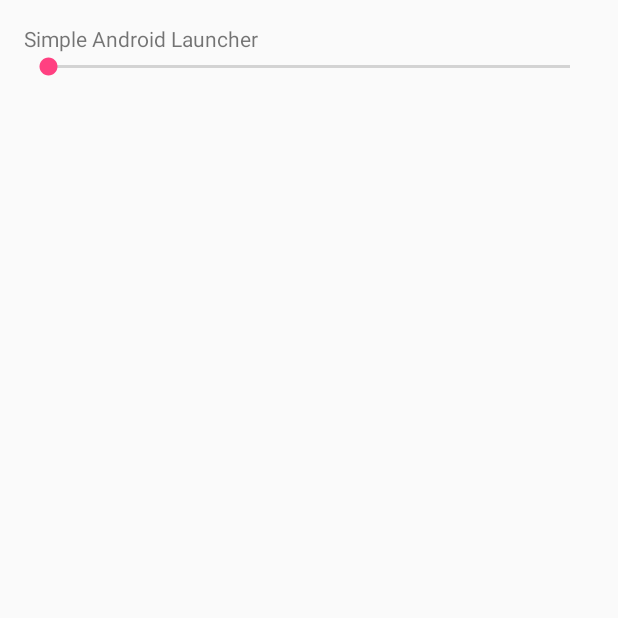
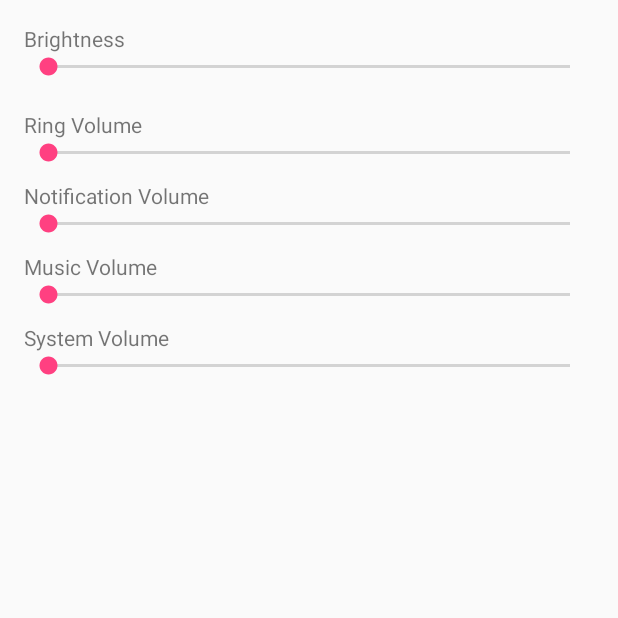
Before and after one commit to jastpower884/simple-android-launcher, an Android app: the screen it shows after launch (SettingActivity), after a tap on "Setting", on a phone screen of 412 x 824 dp, the top half of it. Run offline under Robolectric (Android 15) with nearby library versions, the phone set to English and light mode, and no system bars.

Commit message:
* add the volume controller

```diff
--- a/SimpleAndroidLauncher/app/src/main/java/org/jast/simpleandroidlauncher/SettingActivity.java
+++ b/SimpleAndroidLauncher/app/src/main/java/org/jast/simpleandroidlauncher/SettingActivity.java
@@ -1,63 +1,112 @@
 package org.jast.simpleandroidlauncher;
 
+import android.content.Context;
+import android.database.ContentObserver;
+import android.media.AudioManager;
+import android.os.Handler;
 import android.provider.Settings;
 import android.support.v7.app.AppCompatActivity;
 import android.os.Bundle;
-import android.util.Log;
 import android.view.WindowManager;
 import android.widget.SeekBar;
 
-public class SettingActivity extends AppCompatActivity {
+public class SettingActivity extends AppCompatActivity implements SettingsContentObserver.SettingChanger {
 
     protected SeekBar mSeekBarBrightness;
+    protected SeekBar mSeekBarRingVolume;
+    protected SeekBar mSeekBarNotificationVolume;
+    protected SeekBar mSeekBarMusicVolume;
+    protected SeekBar mSeekBarSystemVolume;
 
+
+    protected Handler mHandler = new Handler();
+
+    WindowManager.LayoutParams layoutParams;
+    AudioManager audioManager;
+
+    SettingsContentObserver mSettingsContentObserver;
 
     @Override
     protected void onCreate(Bundle savedInstanceState) {
         super.onCreate(savedInstanceState);
         setContentView(R.layout.activity_setting);
 
+        initMember();
         initViewAndViewEvent();
         setScreenBrightnessToModeManual();
 
 
     }
 
+    private void initMember() {
+        layoutParams = getWindow().getAttributes();
+        audioManager = (AudioManager) getSystemService(Context.AUDIO_SERVICE);
+        mSettingsContentObserver = new SettingsContentObserver(this, mHandler, this);
+
+        // register to listen volume change
+        getApplicationContext().getContentResolver().registerContentObserver(android.provider.Settings.System.CONTENT_URI, true, mSettingsContentObserver);
+
+    }
 
     private void initViewAndViewEvent() {
 
         mSeekBarBrightness = (SeekBar) findViewById(R.id.seek_bar_brightness);
+        mSeekBarRingVolume = (SeekBar) findViewById(R.id.seek_bar_ring_volume);
+        mSeekBarNotificationVolume = (SeekBar) findViewById(R.id.seek_bar_notification_volume);
+        mSeekBarMusicVolume = (SeekBar) findViewById(R.id.seek_bar_music_volume);
+        mSeekBarSystemVolume = (SeekBar) findViewById(R.id.seek_bar_system_volume);
+
 
         try {
+            // set brightness value
             int brightnessValue = Settings.System.getInt(getContentResolver(), Settings.System.SCREEN_BRIGHTNESS);
-
-
             mSeekBarBrightness.setProgress(brightnessValue * 100 / 255);
-            Log.v("AppLauncher", "brightnessValue:" + brightnessValue);
         } catch (Settings.SettingNotFoundException e) {
             e.printStackTrace();
         }
 
-        mSeekBarBrightness.setOnSeekBarChangeListener(new SeekBar.OnSeekBarChangeListener() {
+        setVolumeOfEachSeekbar();
+
+        mSeekBarBrightness.setOnSeekBarChangeListener(seekBarChangeListener);
+        mSeekBarRingVolume.setOnSeekBarChangeListener(seekBarChangeListener);
+        mSeekBarNotificationVolume.setOnSeekBarChangeListener(seekBarChangeListener);
+        mSeekBarMusicVolume.setOnSeekBarChangeListener(seekBarChangeListener);
+        mSeekBarSystemVolume.setOnSeekBarChangeListener(seekBarChangeListener);
+
+    }
+
+    /**
+     * set screen brightness to manual mode
+     */
+    private void setScreenBrightnessToModeManual() {
+
+        Settings.System.putInt(getContentResolver(), Settings.System.SCREEN_BRIGHTNESS_MODE, Settings.System.SCREEN_BRIGHTNESS_MODE_MANUAL);
+
+    }
+
+    SeekBar.OnSeekBarChangeListener seekBarChangeListener = new SeekBar.OnSeekBarChangeListener() {
         @Override
         public void onProgressChanged(SeekBar seekBar, int progress, boolean fromUser) {
 
-                float newBrightness = progress / 100f;
-                Log.v("AppLauncher", "progress:" + newBrightness);
-
-                if (progress <= 0) {
-                    newBrightness = 0.004f;
+            if (fromUser) {
+                switch (seekBar.getId()) {
+                    case R.id.seek_bar_brightness:
+                        changeBrightness(progress);
+                        break;
+                    case R.id.seek_bar_ring_volume:
+                        changeVolume(progress, AudioManager.STREAM_RING);
+                        break;
+                    case R.id.seek_bar_notification_volume:
+                        changeVolume(progress, AudioManager.STREAM_NOTIFICATION);
+                        break;
+                    case R.id.seek_bar_music_volume:
+                        changeVolume(progress, AudioManager.STREAM_MUSIC);
+                        break;
+                    case R.id.seek_bar_system_volume:
+                        changeVolume(progress, AudioManager.STREAM_SYSTEM);
+                        break;
                 }
-
-                WindowManager.LayoutParams lp = getWindow().getAttributes();
-                // Window setting range : 0.0 - 1.0
-                lp.screenBrightness = newBrightness;
-                getWindow().setAttributes(lp);
-
-
-                // System setting range : 0 - 255
-                Settings.System.putInt(getContentResolver(), Settings.System.SCREEN_BRIGHTNESS, (int) (newBrightness * 255));
-
+            }
 
         }
 
@@ -70,16 +119,69 @@ public class SettingActivity extends AppCompatActivity {
         public void onStopTrackingTouch(SeekBar seekBar) {
 
         }
-        });
+    };
+
+
+    /**
+     * change screen brightness and system brightness
+     */
+    private void changeBrightness(int progress) {
+
+
+        float newBrightness = progress / 100f;
+        if (progress <= 0) {
+            newBrightness = 0.004f;
+        }
+        // set the brightness on this screen
+
+        // Window setting range : 0.0 ~ 1.0
+        layoutParams.screenBrightness = newBrightness;
+        getWindow().setAttributes(layoutParams);
+
+        // set the system brightness
+        // System setting range : 0 ~ 255
+        Settings.System.putInt(getContentResolver(), Settings.System.SCREEN_BRIGHTNESS, (int) (newBrightness * 255));
+
 
     }
 
     /**
-     * 將螢幕亮度設定調整為手動
+     * change volume by mode
      */
-    private void setScreenBrightnessToModeManual() {
+    private void changeVolume(int progress, int mode) {
 
-        Settings.System.putInt(getContentResolver(), Settings.System.SCREEN_BRIGHTNESS_MODE, Settings.System.SCREEN_BRIGHTNESS_MODE_MANUAL);
+
+        int maxRingVolume = audioManager.getStreamMaxVolume(mode);
+        audioManager.setStreamVolume(mode, progress * maxRingVolume / 100, 0);
+
+    }
+
+    private void setVolumeOfEachSeekbar() {
+        // set ring volume
+        int volume = audioManager.getStreamVolume(AudioManager.STREAM_RING);
+        int maxRingVolume = audioManager.getStreamMaxVolume(AudioManager.STREAM_RING);
+        mSeekBarRingVolume.setProgress(volume * 100 / maxRingVolume);
+        // set notification volume
+        volume = audioManager.getStreamVolume(AudioManager.STREAM_NOTIFICATION);
+        int maxNotificationVolume = audioManager.getStreamMaxVolume(AudioManager.STREAM_NOTIFICATION);
+        mSeekBarNotificationVolume.setProgress(volume * 100 / maxNotificationVolume);
+        // set music volume
+        volume = audioManager.getStreamVolume(AudioManager.STREAM_MUSIC);
+        int maxMusicVolume = audioManager.getStreamMaxVolume(AudioManager.STREAM_MUSIC);
+        mSeekBarMusicVolume.setProgress(volume * 100 / maxMusicVolume);
+        // set system volume
+        volume = audioManager.getStreamVolume(AudioManager.STREAM_SYSTEM);
+        int maxSystemVolume = audioManager.getStreamMaxVolume(AudioManager.STREAM_SYSTEM);
+        mSeekBarSystemVolume.setProgress(volume * 100 / maxSystemVolume);
+
+    }
+
+
+    @Override
+    public void onChange() {
+        // When Volume Change
+
+        setVolumeOfEachSeekbar();
 
     }
 }
--- /dev/null
+++ b/SimpleAndroidLauncher/app/src/main/java/org/jast/simpleandroidlauncher/SettingsContentObserver.java
@@ -0,0 +1,43 @@
+package org.jast.simpleandroidlauncher;
+
+import android.content.Context;
+import android.database.ContentObserver;
+import android.media.AudioManager;
+import android.os.Handler;
+import android.util.Log;
+
+/**
+ * Created by ptc_02008 on 2016/12/8.
+ */
+
+public class SettingsContentObserver extends ContentObserver {
+
+    public interface SettingChanger {
+        public void onChange();
+    }
+
+    private SettingChanger mSettingChanger;
+
+    private AudioManager audioManager;
+
+    public SettingsContentObserver(Context context, Handler handler, SettingChanger mSettingChanger) {
+        super(handler);
+        audioManager = (AudioManager) context.getSystemService(Context.AUDIO_SERVICE);
+        this.mSettingChanger = mSettingChanger;
+    }
+
+    @Override
+    public boolean deliverSelfNotifications() {
+        return false;
+    }
+
+    @Override
+    public void onChange(boolean selfChange) {
+        int currentVolume = audioManager.getStreamVolume(AudioManager.STREAM_MUSIC);
+
+        if (mSettingChanger != null) {
+            mSettingChanger.onChange();
+        }
+        Log.d("Volume Change ", "Volume now " + currentVolume);
+    }
+}
--- a/SimpleAndroidLauncher/app/src/main/res/layout/activity_setting.xml
+++ b/SimpleAndroidLauncher/app/src/main/res/layout/activity_setting.xml
@@ -15,7 +15,7 @@
     <TextView
         android:layout_width="wrap_content"
         android:layout_height="wrap_content"
-        android:text="@string/app_name" />
+        android:text="Brightness" />
 
     <SeekBar
         android:id="@+id/seek_bar_brightness"
@@ -23,4 +23,51 @@
         android:layout_height="wrap_content" />
 
 
+    <TextView
+        android:layout_width="wrap_content"
+        android:layout_height="wrap_content"
+        android:layout_marginTop="20dp"
+        android:text="Ring Volume" />
+
+    <SeekBar
+        android:id="@+id/seek_bar_ring_volume"
+        android:layout_width="match_parent"
+        android:layout_height="wrap_content" />
+
+
+    <TextView
+        android:layout_width="wrap_content"
+        android:layout_height="wrap_content"
+        android:layout_marginTop="10dp"
+        android:text="Notification Volume" />
+
+    <SeekBar
+        android:id="@+id/seek_bar_notification_volume"
+        android:layout_width="match_parent"
+        android:layout_height="wrap_content" />
+
+    <TextView
+        android:layout_width="wrap_content"
+        android:layout_height="wrap_content"
+        android:layout_marginTop="10dp"
+        android:text="Music Volume" />
+
+    <SeekBar
+        android:id="@+id/seek_bar_music_volume"
+        android:layout_width="match_parent"
+        android:layout_height="wrap_content" />
+
+
+    <TextView
+        android:layout_width="wrap_content"
+        android:layout_height="wrap_content"
+        android:layout_marginTop="10dp"
+        android:text="System Volume" />
+
+    <SeekBar
+        android:id="@+id/seek_bar_system_volume"
+        android:layout_width="match_parent"
+        android:layout_height="wrap_content" />
+
+
 </LinearLayout>
```
Lines whose indentation alone changed are shown as unchanged.
